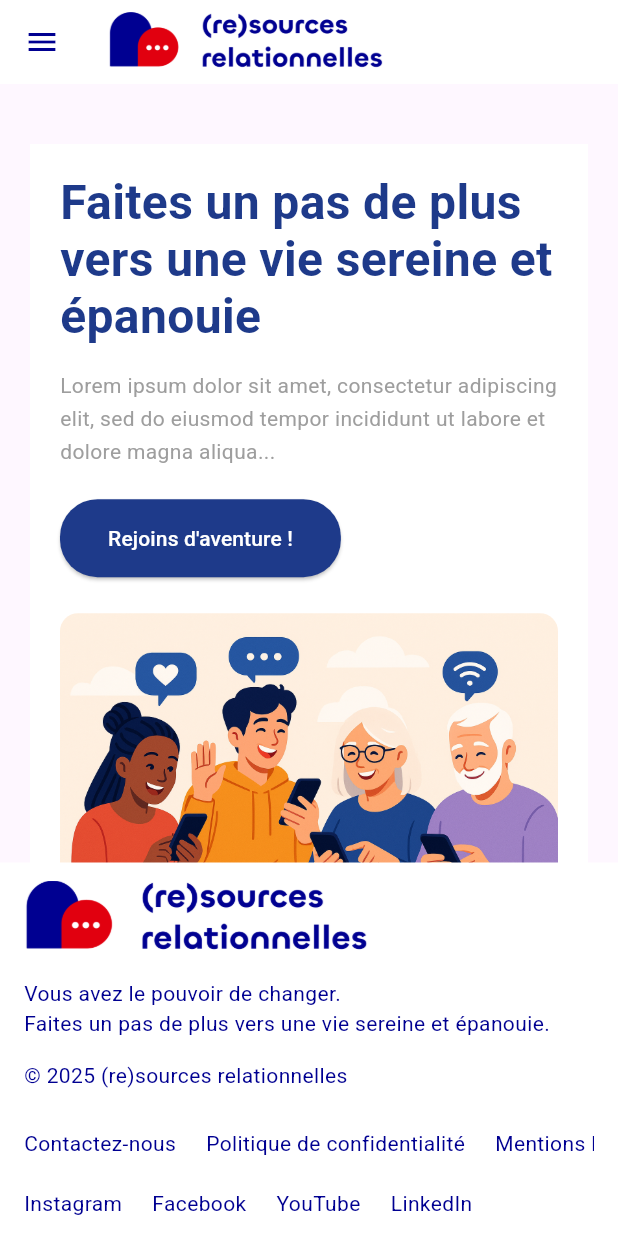
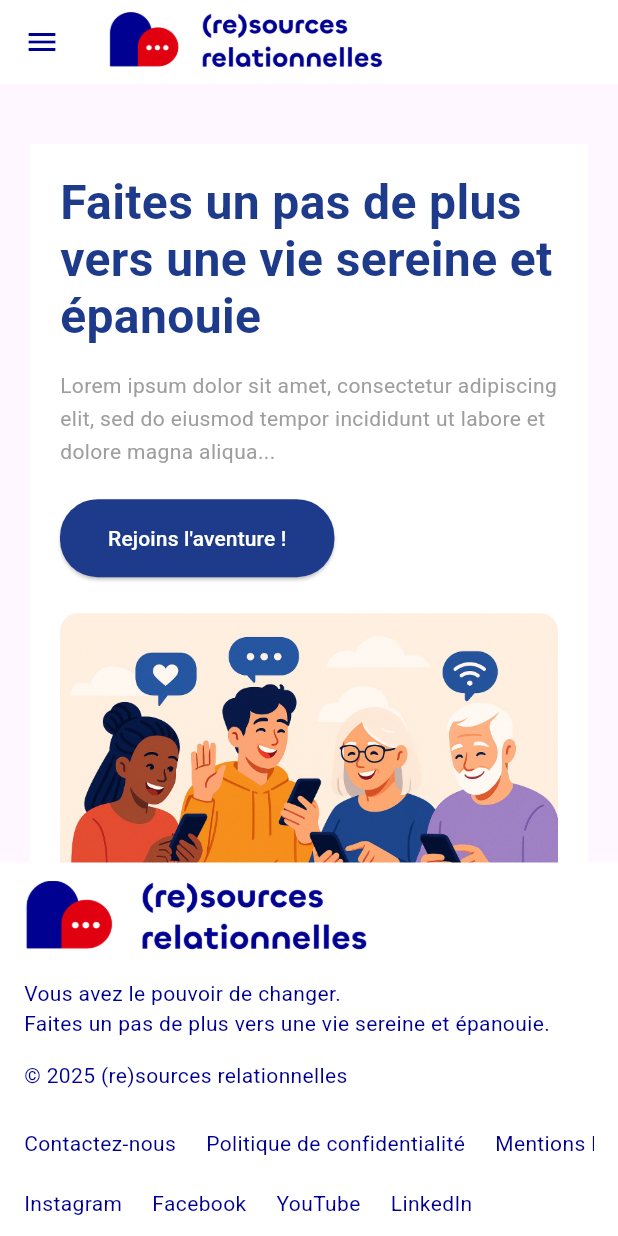
Before and after one commit to SNEUUD/cesi-resources, a Flutter app: the screen it shows after launch, on a phone screen of 412 x 824 dp. Run offline on Flutter 3.47's test engine with Material 3 defaults, Android fonts, the phone set to English and light mode, and no system bars; our stand-ins replace image_picker, shared_preferences.

Commit message:
Fix orthographe

```diff
--- a/lib/main.dart
+++ b/lib/main.dart
@@ -117,7 +117,7 @@ class HomePage extends StatelessWidget {
             ),
           ),
           child: Text(
-            "Rejoins d'aventure !",
+            "Rejoins l'aventure !",
             style: TextStyle(fontSize: fontSizeText),
           ),
         ),
--- a/lib/view/page_accueil.dart
+++ b/lib/view/page_accueil.dart
@@ -167,7 +167,7 @@ class _HomePageState extends State<HomePage> {
                             padding: const EdgeInsets.symmetric(
                                 horizontal: 30, vertical: 15),
                           ),
-                          child: const Text("Rejoins d'aventure !"),
+                          child: const Text("Rejoins l'aventure !"),
                         ),
                       ],
                     ),
```
